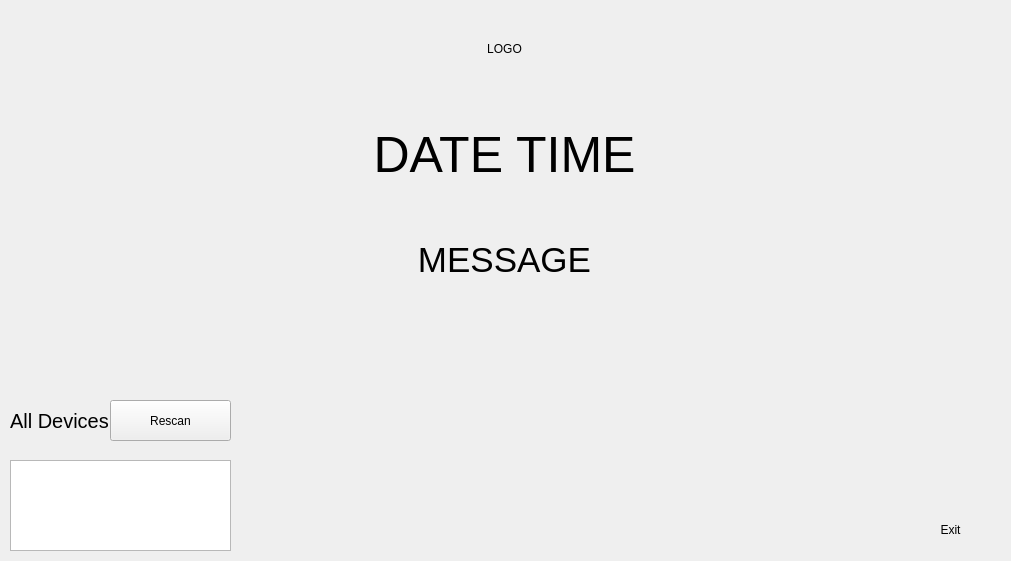
First picture: the form in standbyscreen.ui, repository tu787878/timekeeping_qt, before the edit.
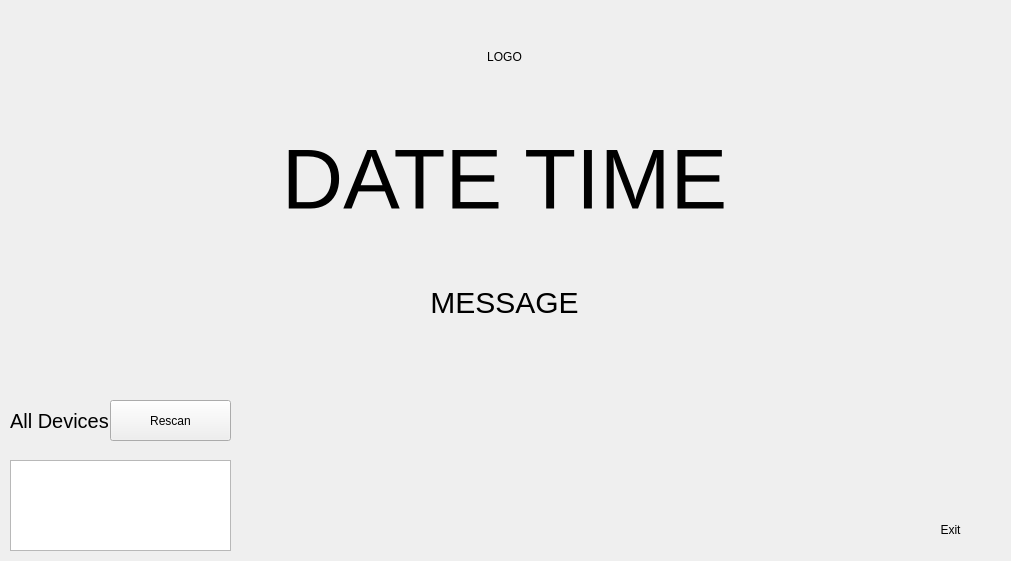
Second picture: the form after the edit.

```diff
--- a/standbyscreen.ui
+++ b/standbyscreen.ui
@@ -46,7 +46,7 @@
      <x>-1</x>
      <y>-1</y>
      <width>1011</width>
-     <height>311</height>
+     <height>361</height>
     </rect>
    </property>
    <layout class="QVBoxLayout" name="verticalLayout">
@@ -63,7 +63,7 @@
     <item>
      <widget class="QLabel" name="time">
       <property name="styleSheet">
-       <string notr="true">font-size:50px</string>
+       <string notr="true">font-size:85px</string>
       </property>
       <property name="text">
        <string>DATE TIME</string>
@@ -76,7 +76,7 @@
     <item>
      <widget class="QLabel" name="message">
       <property name="styleSheet">
-       <string notr="true">font-size:35px</string>
+       <string notr="true">font-size:30px</string>
       </property>
       <property name="text">
        <string>MESSAGE</string>
```
